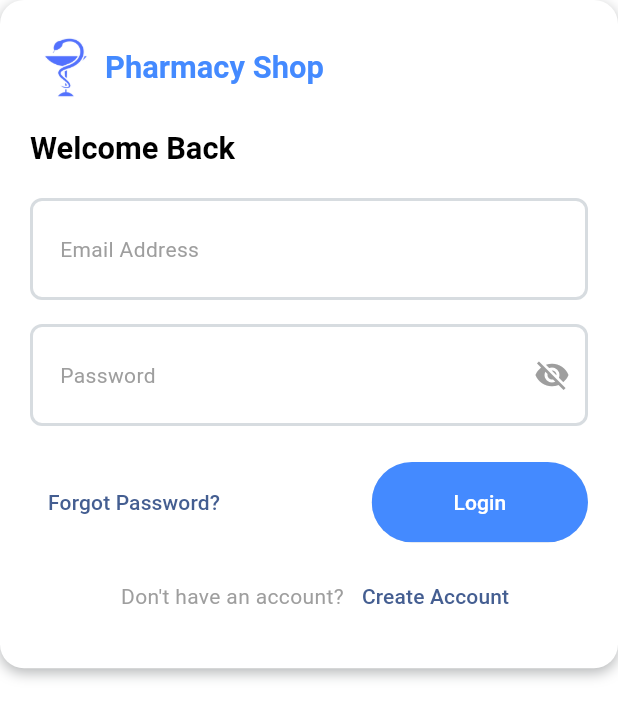
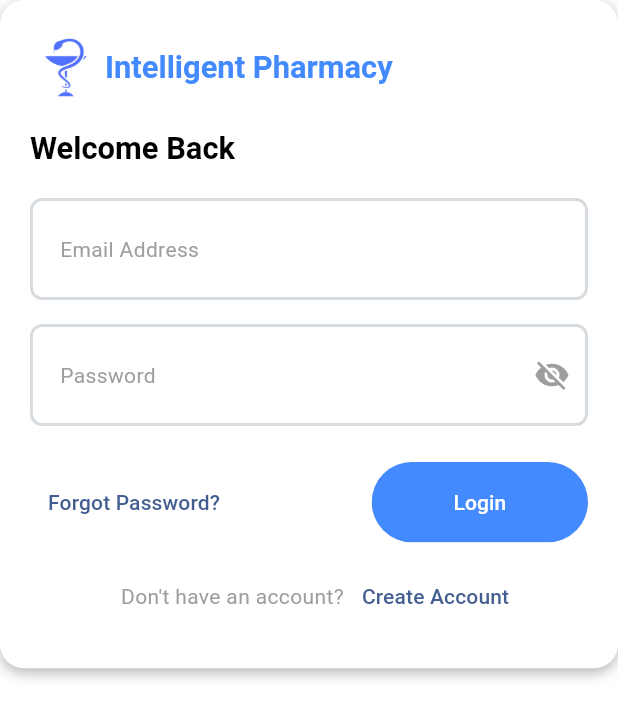
Before and after one commit to ibrahimMedhat-1/pharabuild_user, a Flutter app: the screen it shows after launch, on a phone screen of 412 x 824 dp. Shown: the top 718 px of the screen. Run offline on Flutter 3.47's test engine with Material 2 defaults, Android fonts, the light colour scheme and no system bars; our stand-ins replace carousel_slider, flutter_bloc; Roboto replaces fonts that are missing (Lexend Deca).

Commit message:
change welcome widget to Intelligent Pharmacy

```diff
--- a/lib/authentication/view/widgets/welcome_widget.dart
+++ b/lib/authentication/view/widgets/welcome_widget.dart
@@ -35,7 +35,7 @@ class WelcomeWidget extends StatelessWidget {
                 fit: BoxFit.fitWidth,
               ),
             Text(
-              "Pharmacy Shop",
+              "Intelligent Pharmacy",
               style: textTheme.titleLarge!.copyWith(color: logoColor),
             )
           ],
```
